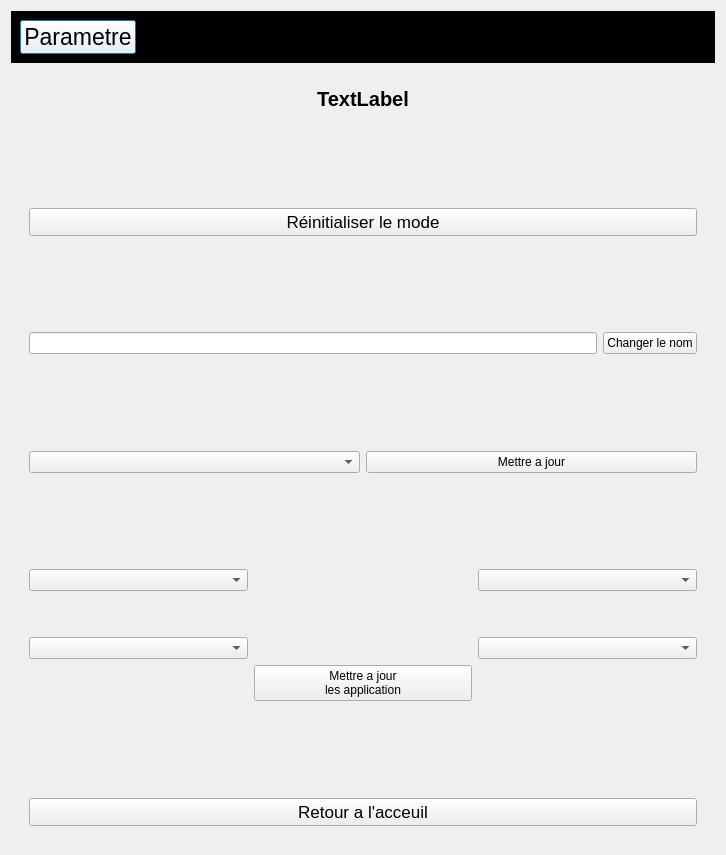
Above: arrerasettingui.ui from Arrera-Software/Arrera-Interface before the change. Below: the same form after it.
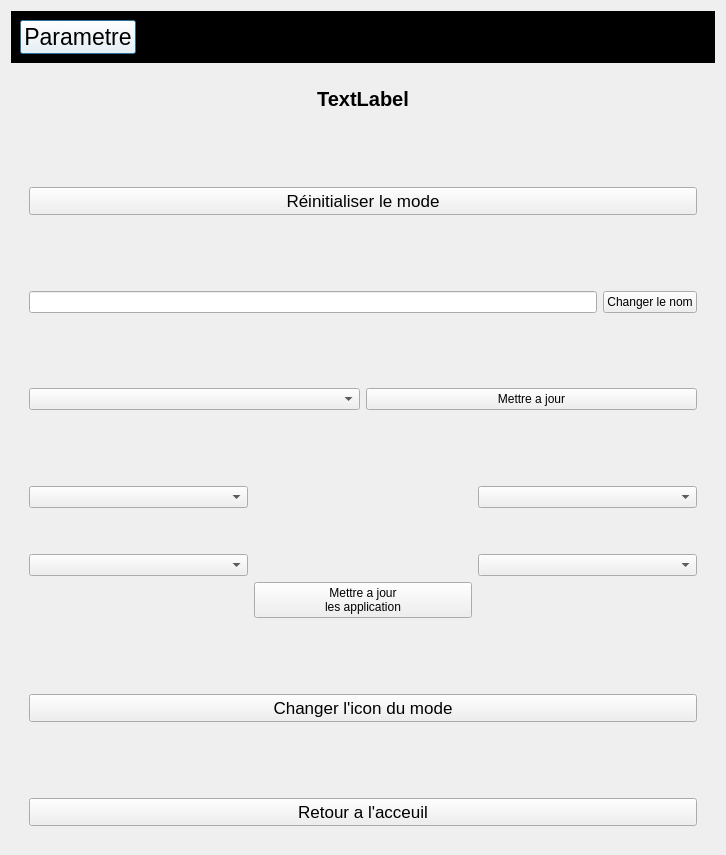
That is the form after the change. The open tabs and pages were chosen to show the change. Icons and pictures are not drawn.

Commit message: Ajout de la possibiliter d'ajouter une icon au bonton de mode

What changed in the file:
```diff
--- a/arrerasettingui.ui
+++ b/arrerasettingui.ui
@@ -2070,6 +2070,31 @@
              </item>
             </layout>
            </item>
+           <item>
+            <spacer name="verticalSpacer_40">
+             <property name="orientation">
+              <enum>Qt::Orientation::Vertical</enum>
+             </property>
+             <property name="sizeHint" stdset="0">
+              <size>
+               <width>20</width>
+               <height>40</height>
+              </size>
+             </property>
+            </spacer>
+           </item>
+           <item>
+            <widget class="QPushButton" name="IDC_CHANGEICONMODEGEST">
+             <property name="font">
+              <font>
+               <pointsize>13</pointsize>
+              </font>
+             </property>
+             <property name="text">
+              <string>Changer l'icon du mode</string>
+             </property>
+            </widget>
+           </item>
            <item>
             <spacer name="verticalSpacer_27">
              <property name="orientation">
```
Left out of the diff: 4 changed lines with no effect on the pictures. The commit also changes 6 other files.
